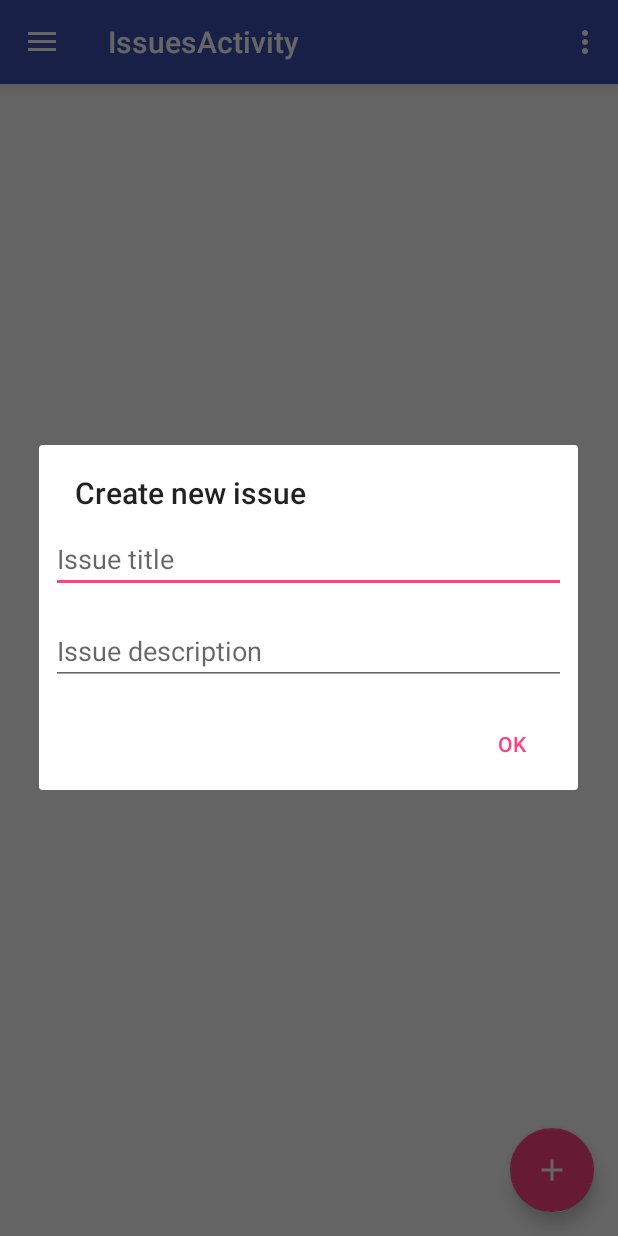
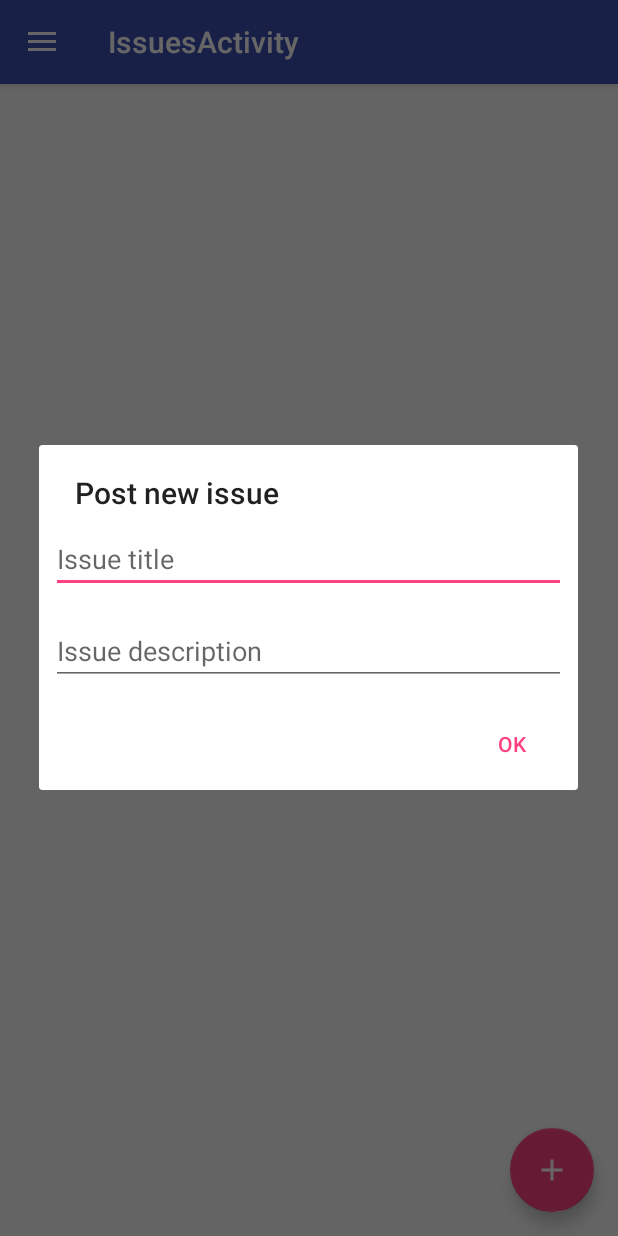
Before and after one commit to Khorosho69/issues-tracker, an Android app: the screen it shows after launch once a user with an empty profile is signed in (MainActivity), after a tap on an icon or button, on a phone screen of 412 x 824 dp. Run offline under Robolectric (Android 15) with nearby library versions, the phone set to English and light mode, and no system bars; our stand-ins replace Firebase (no records; nobody signed in at launch, a user with empty details on screens opened directly), Picasso; libraries missing offline, so code that uses them is left out: kotlin.coroutines.experimental; 3 statements that could not run were skipped.

```diff
--- a/app/build.gradle
+++ b/app/build.gradle
@@ -44,6 +44,10 @@ dependencies {
     annotationProcessor "android.arch.lifecycle:compiler:1.1.1"
 
     testImplementation 'junit:junit:4.12'
+    testImplementation "org.mockito:mockito-all:1.10.19"
+    testImplementation "org.hamcrest:hamcrest-all:1.3"
+    testImplementation "org.powermock:powermock-module-junit4:1.6.2"
+    testImplementation "org.powermock:powermock-api-mockito:1.6.2"
     androidTestImplementation 'com.android.support.test:runner:1.0.1'
     androidTestImplementation 'com.android.support.test.espresso:espresso-core:3.0.1'
 }
--- a/app/src/main/AndroidManifest.xml
+++ b/app/src/main/AndroidManifest.xml
@@ -3,6 +3,7 @@
     package="com.antont.issuestracker">
 
     <uses-permission android:name="android.permission.INTERNET" />
+    <uses-permission android:name="android.permission.ACCESS_NETWORK_STATE" />
 
     <application
         android:allowBackup="true"
--- a/app/src/main/java/com/antont/issuestracker/activities/MainActivity.kt
+++ b/app/src/main/java/com/antont/issuestracker/activities/MainActivity.kt
@@ -85,18 +85,6 @@ class MainActivity : AppCompatActivity(), NavigationView.OnNavigationItemSelecte
         }
     }
 
-    override fun onCreateOptionsMenu(menu: Menu): Boolean {
-        menuInflater.inflate(R.menu.issues, menu)
-        return true
-    }
-
-    override fun onOptionsItemSelected(item: MenuItem): Boolean {
-        when (item.itemId) {
-            R.id.action_settings -> return true
-            else -> return super.onOptionsItemSelected(item)
-        }
-    }
-
     override fun onNavigationItemSelected(item: MenuItem): Boolean {
         when (item.itemId) {
             R.id.nav_add_issue -> {
--- a/app/src/main/java/com/antont/issuestracker/adapters/CommentsViewAdapter.kt
+++ b/app/src/main/java/com/antont/issuestracker/adapters/CommentsViewAdapter.kt
@@ -7,6 +7,7 @@ import android.view.ViewGroup
 import android.widget.ImageView
 import android.widget.TextView
 import com.antont.issuestracker.R
+import com.antont.issuestracker.models.Comment
 import com.antont.issuestracker.models.Issue
 import com.squareup.picasso.Picasso
 
@@ -41,7 +42,6 @@ class CommentsViewAdapter(private val issue: Issue) : RecyclerView.Adapter<Recyc
                     holder.issueOwnerEmail.text = it.email
                 }
             }
-
             is CommentsViewHolder -> {
                 issue.comments?.let {
                     Picasso.get()
@@ -54,6 +54,10 @@ class CommentsViewAdapter(private val issue: Issue) : RecyclerView.Adapter<Recyc
             }
         }
     }
+
+//    fun notifyNewCommentAdded(comment: Comment){
+//
+//    }
 
     override fun getItemCount(): Int {
         issue.comments?.let {
--- a/app/src/main/java/com/antont/issuestracker/fragments/CreateIssueDialog.kt
+++ b/app/src/main/java/com/antont/issuestracker/fragments/CreateIssueDialog.kt
@@ -32,7 +32,7 @@ class CreateIssueDialog : DialogFragment() {
 
 
         builder.setView(dialogView)
-                .setTitle("Create new issue")
+                .setTitle(getString(R.string.post_issue_dialog_title))
                 .setPositiveButton(dialogView.context.getText(android.R.string.ok), { _, _ -> onPostIssueButtonClick(dialogView) })
 
         return builder.create()
--- a/app/src/main/java/com/antont/issuestracker/fragments/IssueListFragment.kt
+++ b/app/src/main/java/com/antont/issuestracker/fragments/IssueListFragment.kt
@@ -4,6 +4,7 @@ import android.arch.lifecycle.Observer
 import android.arch.lifecycle.ViewModelProviders
 import android.content.Context
 import android.os.Bundle
+import android.support.design.widget.Snackbar
 import android.support.v4.app.Fragment
 import android.support.v7.widget.LinearLayoutManager
 import android.view.LayoutInflater
@@ -19,7 +20,7 @@ import kotlinx.android.synthetic.main.fragment_issues.*
 
 class IssueListFragment : Fragment(), IssuesViewAdapter.OnItemSelectedCallback {
     private lateinit var issuesViewModel: IssuesViewModel
-    var listType: ListType = ListType.ALL_ISSUES
+    private var listType: ListType = ListType.ALL_ISSUES
 
     override fun onCreateView(inflater: LayoutInflater, container: ViewGroup?, savedInstanceState: Bundle?): View? {
         return inflater.inflate(R.layout.fragment_issues, container, false)
@@ -34,11 +35,17 @@ class IssueListFragment : Fragment(), IssuesViewAdapter.OnItemSelectedCallback {
         super.onViewCreated(view, savedInstanceState)
 
         showActionButton(true)
-        issuesRefreshLayout.setOnRefreshListener { getIssues(listType) }
+
+        issuesRefreshLayout.setOnRefreshListener { issuesViewModel.getIssueListRequest(listType) }
         issuesViewModel.issuesLivaData.observe(this, Observer { mutableList ->
             mutableList?.let { setupRecyclerView(it) }
         })
-        getIssues(listType)
+
+        issuesViewModel.issuesLivaData.value?.let {
+            setupRecyclerView(it)
+        } ?: kotlin.run {
+            getIssues(listType)
+        }
     }
 
     override fun onItemSelected(issueId: String) {
@@ -51,11 +58,13 @@ class IssueListFragment : Fragment(), IssuesViewAdapter.OnItemSelectedCallback {
 
     fun getIssues(listType: ListType) {
         this.listType = listType
+        showProgress(true)
         issuesViewModel.getIssueListRequest(listType)
     }
 
     private fun setupRecyclerView(issues: MutableList<Issue>) {
         issuesRefreshLayout.isRefreshing = false
+
         showProgress(false)
 
         val layoutManager = LinearLayoutManager(context)
--- a/app/src/main/java/com/antont/issuestracker/models/Issue.kt
+++ b/app/src/main/java/com/antont/issuestracker/models/Issue.kt
@@ -3,7 +3,7 @@ package com.antont.issuestracker.models
 import com.google.firebase.database.Exclude
 
 data class Issue(val id: String, val owner: String, val title: String, val description: String, val date: String, val status: Boolean,
-                 val comments: List<Comment>?, @Exclude var ownerRef: User?){
+                 var comments: MutableList<Comment>?, @Exclude var ownerRef: User?){
 
     constructor() : this("", "", "", "", "", false, null, null)
 }
--- a/app/src/main/java/com/antont/issuestracker/view_models/IssuesViewModel.kt
+++ b/app/src/main/java/com/antont/issuestracker/view_models/IssuesViewModel.kt
@@ -3,7 +3,9 @@ package com.antont.issuestracker.view_models
 import android.app.Application
 import android.arch.lifecycle.AndroidViewModel
 import android.arch.lifecycle.MutableLiveData
+import android.content.Context
 import android.content.Intent
+import android.net.ConnectivityManager
 import android.support.v4.app.FragmentManager
 import android.util.Log
 import android.widget.Toast
@@ -20,6 +22,7 @@ import com.google.firebase.auth.FirebaseAuth
 import com.google.firebase.database.*
 import com.google.firebase.iid.FirebaseInstanceId
 import java.util.*
+import kotlin.coroutines.experimental.coroutineContext
 
 class IssuesViewModel(application: Application) : AndroidViewModel(application) {
 
@@ -51,6 +54,7 @@ class IssuesViewModel(application: Application) : AndroidViewModel(application)
     }
 
     fun getIssueListRequest(listType: IssueListFragment.ListType) {
+        if (isDeviceOnline()) {
             databaseReference = FirebaseDatabase.getInstance().reference.child("issues")
 
             if (listType == IssueListFragment.ListType.MY_ISSUES) {
@@ -59,6 +63,24 @@ class IssuesViewModel(application: Application) : AndroidViewModel(application)
             } else {
                 databaseReference.addValueEventListener(valueEventListener)
             }
+        } else {
+            issuesLivaData.value = mutableListOf()
+            showNoInternetToast()
+        }
+    }
+
+    private fun showNoInternetToast() {
+        val context = getApplication<Application>().applicationContext
+        Toast.makeText(context, context.getString(R.string.no_internet_message), Toast.LENGTH_SHORT).show()
+    }
+
+    private fun isDeviceOnline(): Boolean {
+        val context = getApplication<Application>().applicationContext
+        val connectivityManager = context.getSystemService(Context.CONNECTIVITY_SERVICE) as ConnectivityManager
+        val networkInfo = connectivityManager.activeNetworkInfo
+        networkInfo?.let {
+            return networkInfo.isConnectedOrConnecting
+        } ?: return false
     }
 
     fun removeValueListener() {
@@ -66,6 +88,7 @@ class IssuesViewModel(application: Application) : AndroidViewModel(application)
     }
 
     fun postIssue(issueTitle: String, issueDescription: String) {
+        if (isDeviceOnline()) {
             val newIssueId = FirebaseDatabase.getInstance().reference.child("issues").push().key
 
             FirebaseAuth.getInstance().currentUser?.let {
@@ -75,6 +98,9 @@ class IssuesViewModel(application: Application) : AndroidViewModel(application)
 
                 val ref = FirebaseDatabase.getInstance().reference.child("issues").child(newIssueId)
                 ref.setValue(issue)
+            }
+        } else {
+            showNoInternetToast()
         }
     }
 
@@ -193,4 +219,6 @@ class IssuesViewModel(application: Application) : AndroidViewModel(application)
 
         getApplication<Application>().applicationContext.startActivity(intent)
     }
+
+
 }
--- a/app/src/main/res/layout/content_issues.xml
+++ b/app/src/main/res/layout/content_issues.xml
@@ -12,20 +12,4 @@
         android:id="@+id/issues_frame"
         android:layout_width="match_parent"
         android:layout_height="match_parent" />
-    <!--<ProgressBar
-        android:id="@+id/issues_progress_bar"
-        android:layout_width="wrap_content"
-        android:layout_height="wrap_content"
-        app:layout_constraintBottom_toBottomOf="parent"
-        app:layout_constraintEnd_toEndOf="parent"
-        app:layout_constraintStart_toStartOf="parent"
-        app:layout_constraintTop_toTopOf="parent"
-        android:visibility="gone"/>
-
-    <android.support.v7.widget.RecyclerView
-        android:id="@+id/users_recycler_view"
-        android:layout_width="match_parent"
-        android:layout_height="match_parent"
-        android:visibility="gone"/>-->
-
 </android.support.constraint.ConstraintLayout>
--- a/app/src/main/res/menu/issues.xml
+++ /dev/null
@@ -1,9 +0,0 @@
-<?xml version="1.0" encoding="utf-8"?>
-<menu xmlns:android="http://schemas.android.com/apk/res/android"
-    xmlns:app="http://schemas.android.com/apk/res-auto">
-    <item
-        android:id="@+id/action_settings"
-        android:orderInCategory="100"
-        android:title="@string/action_settings"
-        app:showAsAction="never" />
-</menu>
--- a/app/src/main/res/values/strings.xml
+++ b/app/src/main/res/values/strings.xml
@@ -11,9 +11,6 @@
     <string name="nav_menu_settings_title">Settings</string>
     <string name="nav_menu_add_new_issue_text">Add new issue</string>
     <string name="nav_menu_user_issues_list_title">My issues</string>
-
-    <!-- TODO: Remove or change this placeholder text -->
-    <string name="hello_blank_fragment">Hello blank fragment</string>
     <string name="issue_detail_comment_hint">Add a comment…</string>
     <string name="issue_header_comments_title">Comments:</string>
     <string name="create_issue_title_hint">Issue title</string>
@@ -22,4 +19,7 @@
     <string name="nav_menu_all_issues">All issues</string>
     <string name="new_isssue_dialog_error_message">Please enter the name and description of the issue</string>
     <string name="no_issues_message">No issues</string>
+    <string name="signin_auth_error_message">Authorization canceled, please try again.</string>
+    <string name="post_issue_dialog_title">Post new issue</string>
+    <string name="no_internet_message">No internet connection</string>
 </resources>
```
Also changed, not shown: app/src/main/java/com/antont/issuestracker/fragments/IssueDetailFragment.kt (+29 -13 lines), app/src/main/java/com/antont/issuestracker/view_models/IssueDetailViewModel.kt (+48 -40 lines), app/src/main/java/com/antont/issuestracker/view_models/LoginViewModel.kt (+20 -9 lines), app/src/main/res/layout/fragment_issue_detail.xml (+13 -2 lines), 1 other file. Lines whose indentation alone changed are shown as unchanged.
